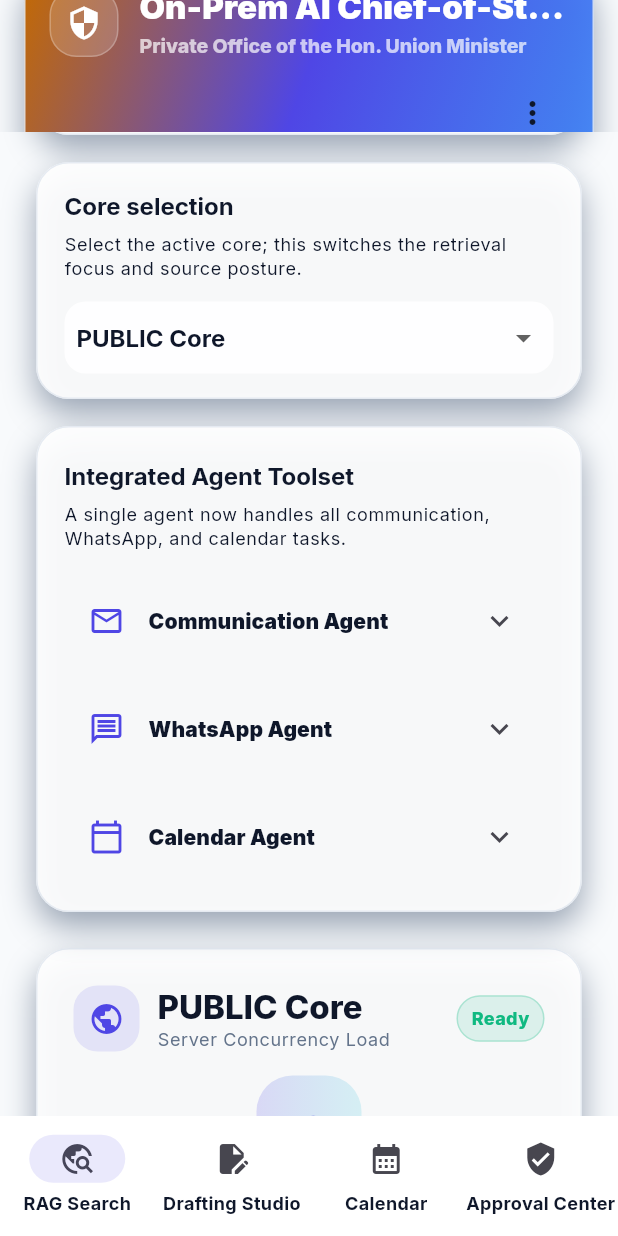
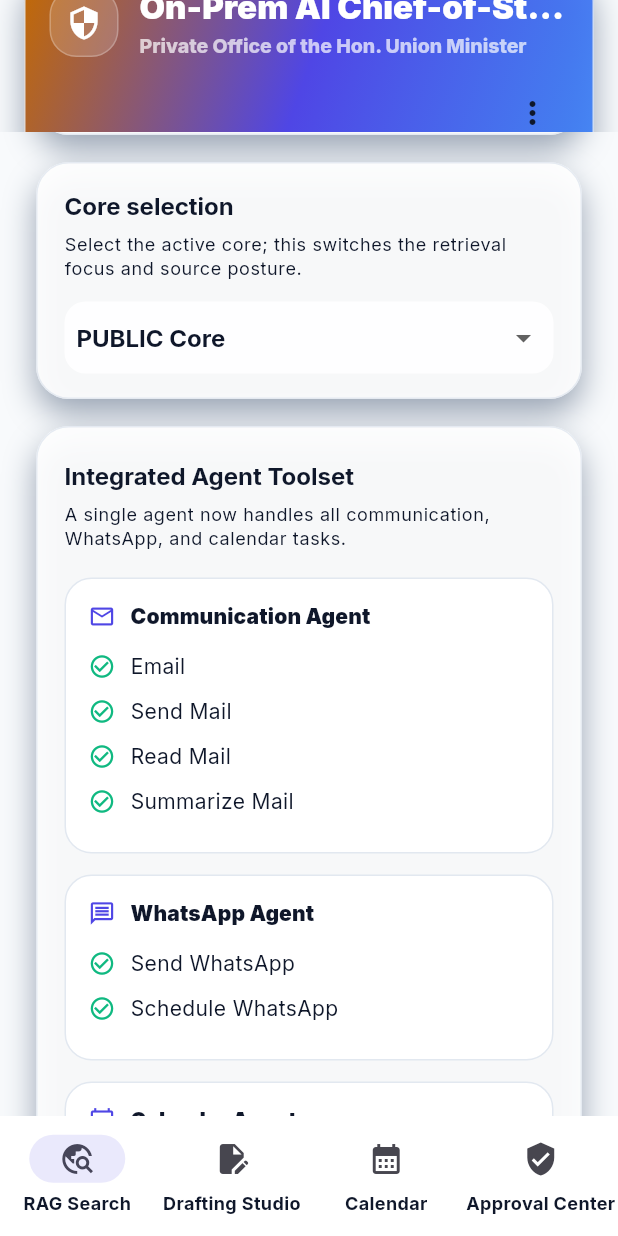
Before and after one commit to ajk-tech/LLM-using-Flutter, a Flutter app: the screen it shows after launch, scrolled down 576 dp, on a phone screen of 412 x 824 dp. Run offline on Flutter 3.47's test engine with Material 3 defaults, Android fonts, the phone set to English and light mode, and no system bars; our stand-ins replace google_fonts.

Commit message:
Eight Commit

```diff
--- a/lib/main.dart
+++ b/lib/main.dart
@@ -596,7 +596,7 @@ class _RagSearchScreenState extends State<RagSearchScreen> {
                 );
                 final Widget segment = LayoutBuilder(
                   builder: (BuildContext ctx, BoxConstraints c) {
-                    if (c.maxWidth < 420) {
+                    if (c.maxWidth < 520) {
                       return DecoratedBox(
                         decoration: BoxDecoration(
                           color: appTokens(ctx).surface.withValues(alpha: .92),
@@ -689,30 +689,48 @@ class _RagSearchScreenState extends State<RagSearchScreen> {
                         crossAxisAlignment: CrossAxisAlignment.stretch,
                         children: <Widget>[
                           for (int i = 0; i < tools.length; i += 1) ...<Widget>[
-                            ExpansionTile(
-                              leading: Icon(i == 0 ? Icons.email_outlined : i == 1 ? Icons.message_outlined : Icons.calendar_today_outlined, color: AppColors.primary),
-                              title: Text(i == 0 ? copy.communicationAgent : i == 1 ? copy.whatsAppAgent : copy.calendarAgent, style: Theme.of(context).textTheme.titleSmall?.copyWith(fontWeight: FontWeight.w900)),
-                              children: <Widget>[
-                                Padding(
-                                  padding: const EdgeInsets.symmetric(horizontal: 16, vertical: 8),
-                                  child: Column(
-                                    crossAxisAlignment: CrossAxisAlignment.start,
-                                    children: <Widget>[
-                                      for (final String item in i == 0 ? <String>[copy.emailAgent, copy.sendMail, copy.readMail, copy.summarizeMail] : i == 1 ? <String>[copy.sendWhatsApp, copy.scheduleWhatsApp] : <String>[copy.createMeeting, copy.updateMeeting, copy.cancelMeeting])
-                                        Padding(
-                                          padding: const EdgeInsets.only(bottom: 8),
-                                          child: Row(
-                                            children: <Widget>[
-                                              const Icon(Icons.check_circle_outline, size: 18, color: AppColors.success),
-                                              const SizedBox(width: 10),
-                                              Flexible(child: Text(item, style: Theme.of(context).textTheme.bodyMedium)),
-                                            ],
+                            DecoratedBox(
+                              decoration: BoxDecoration(
+                                color: appTokens(context).surface.withValues(alpha: .98),
+                                borderRadius: BorderRadius.circular(18),
+                                border: Border.all(color: appTokens(context).border),
+                              ),
+                              child: Padding(
+                                padding: const EdgeInsets.all(16),
+                                child: Column(
+                                  crossAxisAlignment: CrossAxisAlignment.start,
+                                  children: <Widget>[
+                                    Row(
+                                      children: <Widget>[
+                                        Icon(i == 0 ? Icons.email_outlined : i == 1 ? Icons.message_outlined : Icons.calendar_today_outlined, color: AppColors.primary, size: 18),
+                                        const SizedBox(width: 10),
+                                        Expanded(
+                                          child: Text(
+                                            i == 0 ? copy.communicationAgent : i == 1 ? copy.whatsAppAgent : copy.calendarAgent,
+                                            style: Theme.of(context).textTheme.titleSmall?.copyWith(fontWeight: FontWeight.w900),
                                           ),
                                         ),
-                                    ],
-                                  ),
+                                      ],
+                                    ),
+                                    const SizedBox(height: 12),
+                                    for (final String item in i == 0 ? <String>[copy.emailAgent, copy.sendMail, copy.readMail, copy.summarizeMail] : i == 1 ? <String>[copy.sendWhatsApp, copy.scheduleWhatsApp] : <String>[copy.createMeeting, copy.updateMeeting, copy.cancelMeeting])
+                                      Padding(
+                                        padding: const EdgeInsets.only(bottom: 8),
+                                        child: Row(
+                                          crossAxisAlignment: CrossAxisAlignment.start,
+                                          children: <Widget>[
+                                            const Padding(
+                                              padding: EdgeInsets.only(top: 2),
+                                              child: Icon(Icons.check_circle_outline, size: 18, color: AppColors.success),
+                                            ),
+                                            const SizedBox(width: 10),
+                                            Expanded(child: Text(item, style: Theme.of(context).textTheme.bodyMedium)),
+                                          ],
+                                        ),
+                                      ),
+                                  ],
                                 ),
-                              ],
+                              ),
                             ),
                             if (i != tools.length - 1) const SizedBox(height: 14),
                           ],
```
